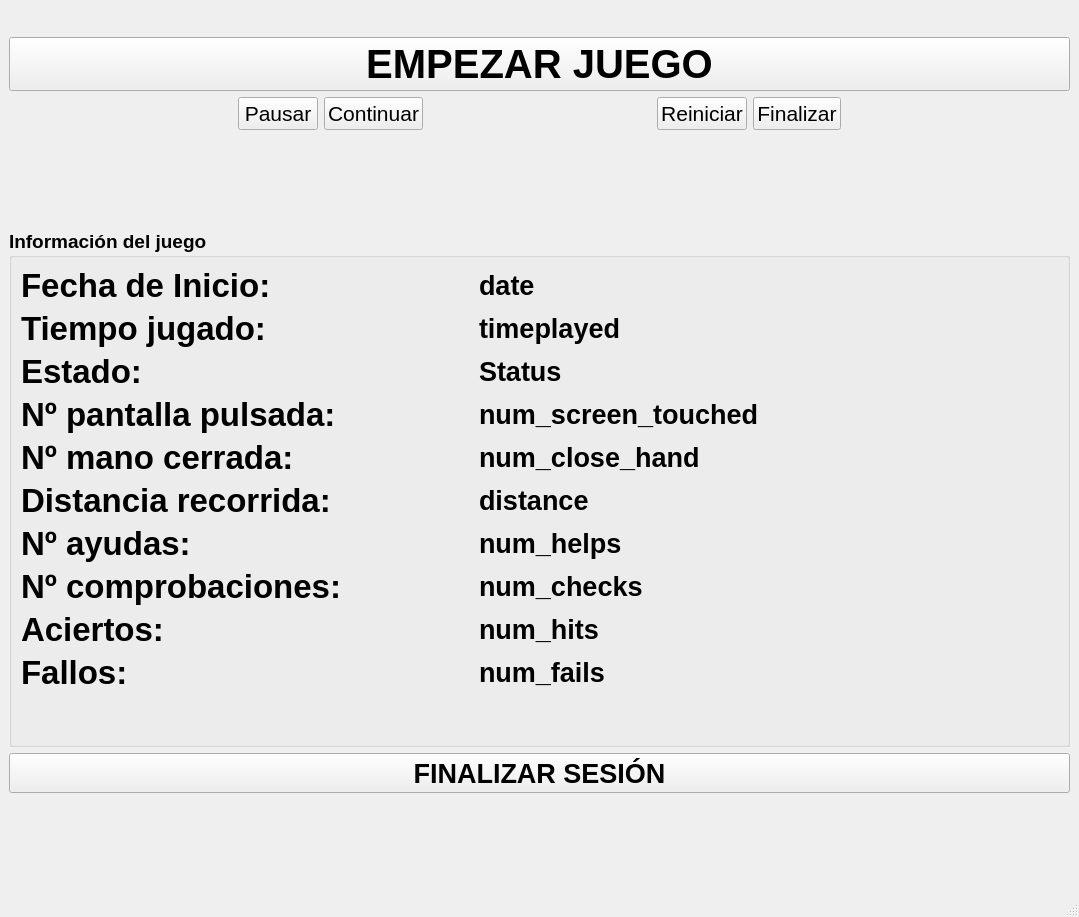
robocomp/euroage-tv, file components/gameManager/src/uis/big/AdminInterface.ui: the form before one commit.
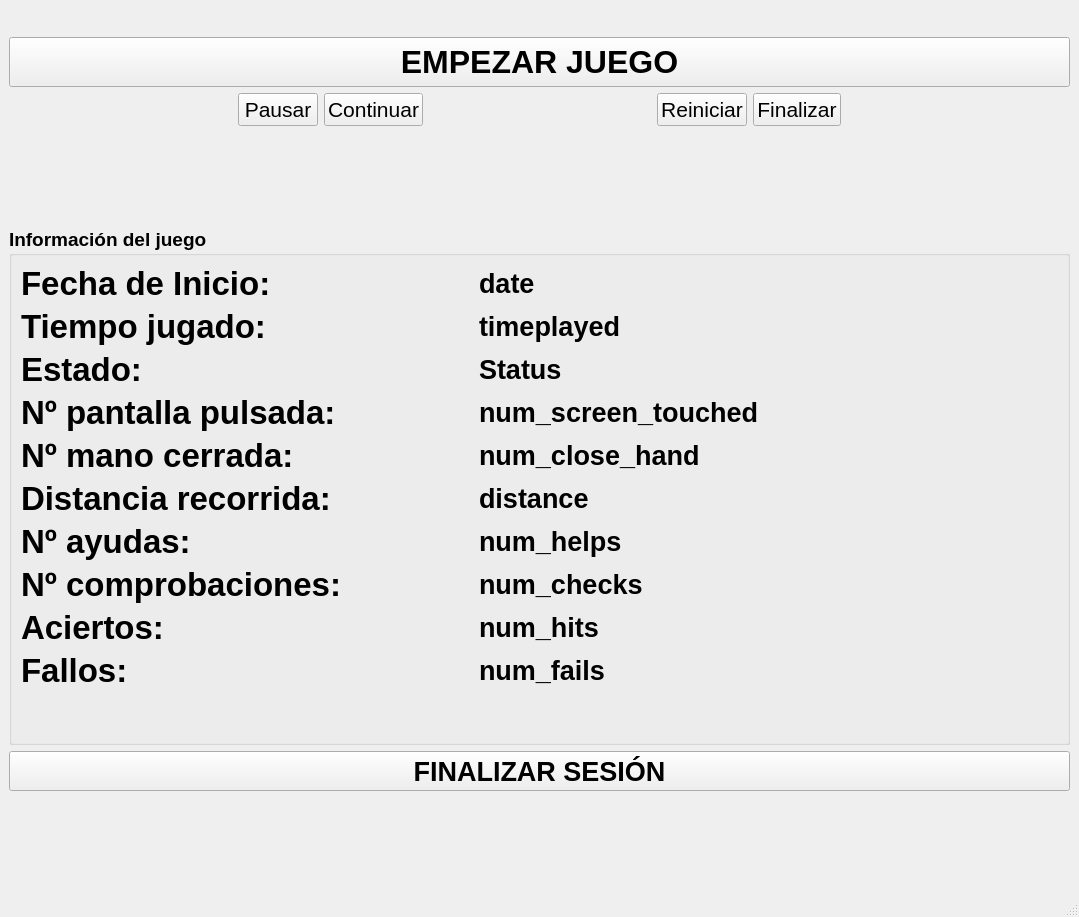
The form after the commit.

Commit message: Minnor tweak for the AdminInterface in gameManager

```diff
--- a/components/gameManager/src/uis/big/AdminInterface.ui
+++ b/components/gameManager/src/uis/big/AdminInterface.ui
@@ -34,7 +34,7 @@
       <property name="minimumSize">
        <size>
         <width>40</width>
-        <height>40</height>
+        <height>50</height>
        </size>
       </property>
       <property name="maximumSize">
@@ -45,7 +45,7 @@
       </property>
       <property name="font">
        <font>
-        <pointsize>30</pointsize>
+        <pointsize>24</pointsize>
         <weight>75</weight>
         <bold>true</bold>
        </font>
```
